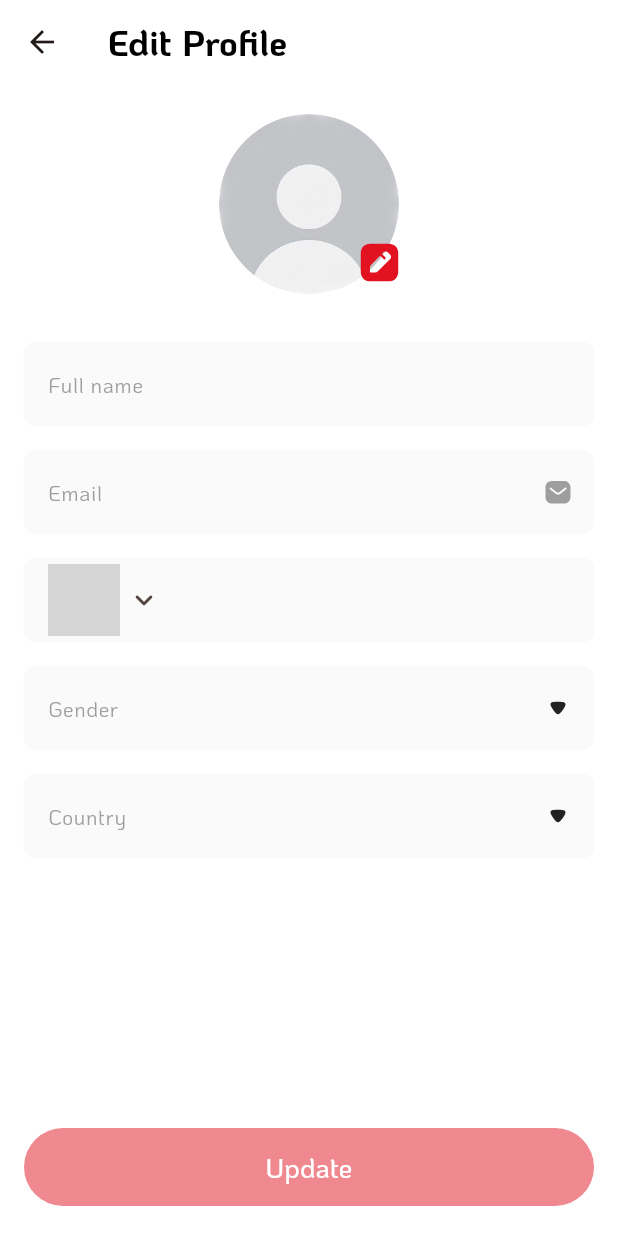
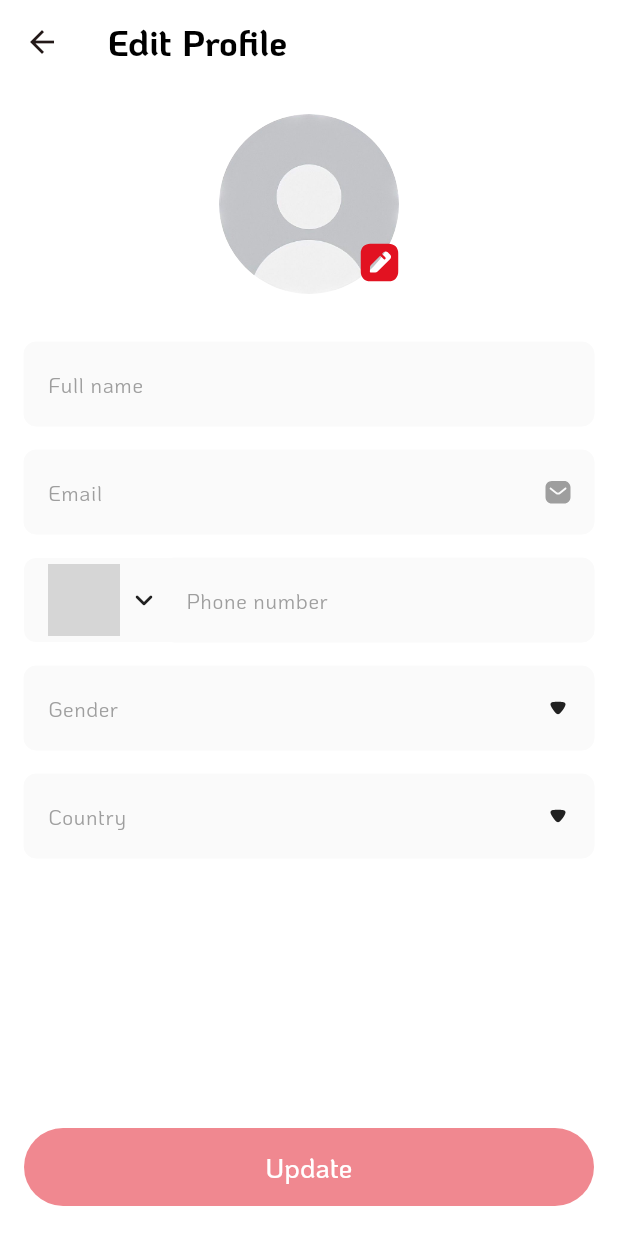
Before and after one commit to xbyl1234/movie-flutter-bloc, a Flutter app: the EditProfileScreen screen opened by its route, on a phone screen of 412 x 824 dp. Run offline on Flutter 3.47's test engine with Material 3 defaults, Android fonts, the phone set to English and light mode, and no system bars; our stand-ins replace bloc, dio, equatable, flutter_bloc, flutter_svg, freezed_annotation and 6 more; accounts and stored records are empty; generated files the repository leaves out were written again; network calls fail; grey boxes are pictures that could not be loaded.

Commit message:
UI edit profile

```diff
--- /dev/null
+++ b/lib/core/common/widgets/custom_phone_number.dart
@@ -0,0 +1,88 @@
+
+import 'package:flutter/material.dart';
+import 'package:flutter/services.dart';
+import 'package:flutter_svg/svg.dart';
+
+class CustomPhoneNumber extends StatelessWidget {
+  final String? hintText;
+  final String? label;
+  final String? error;
+  final String? initValue;
+  final Function(String value) onChanged;
+  final VoidCallback onSelectedCountry;
+  final List<TextInputFormatter>? inputFormatters;
+  final TextInputAction textInputAction;
+
+  const CustomPhoneNumber({
+    super.key,
+    this.label,
+    this.error,
+    this.initValue,
+    this.hintText,
+    required this.onChanged,
+    required this.onSelectedCountry,
+    this.inputFormatters,
+    this.textInputAction = TextInputAction.none,
+  });
+
+  @override
+  Widget build(BuildContext context) {
+    return Column(
+      crossAxisAlignment: CrossAxisAlignment.start,
+      children: [
+        if (label != null) ...[
+          Padding(
+            padding: const EdgeInsets.only(bottom: 8),
+            child: Text(
+              label!,
+              style: Theme.of(context).textTheme.titleMedium,
+            ),
+          ),
+        ],
+        Container(
+          decoration: BoxDecoration(
+              borderRadius: BorderRadius.circular(8), color: Color(0xffFAFAFA)),
+          child: Row(
+            children: [
+              InkWell(
+                onTap: () => onSelectedCountry.call,
+                child: Row(
+                  children: [
+                    Padding(
+                      padding: const EdgeInsets.only(left: 16, right: 4),
+                      child: SvgPicture.network('https://flagcdn.com/vn.svg'),
+                    ),
+                    Icon(Icons.keyboard_arrow_down_rounded)
+                  ],
+                ),
+              ),
+              Expanded(
+                child: TextFormField(
+                  initialValue: initValue,
+                  onChanged: (val) => onChanged(val),
+                  inputFormatters: inputFormatters,
+                  keyboardType: TextInputType.phone,
+                  maxLength: 10,
+                  decoration: InputDecoration(
+                      hintText: hintText, counterText: ''),
+                ),
+              ),
+            ],
+          ),
+        ),
+        if (error != null) ...[
+          Padding(
+            padding: const EdgeInsets.only(top: 4),
+            child: Text(
+              error!,
+              style: Theme.of(context).textTheme.labelSmall!.copyWith(
+                    color: Theme.of(context).colorScheme.error,
+                    fontSize: 12,
+                  ),
+            ),
+          ),
+        ],
+      ],
+    );
+  }
+}
--- a/lib/features/edit_profile/bloc/edit_profile_event.dart
+++ b/lib/features/edit_profile/bloc/edit_profile_event.dart
@@ -3,7 +3,7 @@ part of 'edit_profile_bloc.dart';
 @freezed
 class EditProfileEvent with _$EditProfileEvent {
   const factory EditProfileEvent.onUpdate() = _OnUpdate;
-  const factory EditProfileEvent.onChangeFullName(String text) = OnChangeFullName;
+  const factory EditProfileEvent.onChangeFullName(String text) = _OnChangeFullName;
   const factory EditProfileEvent.onChangeEmail(String text) = _OnChangeEmail;
   const factory EditProfileEvent.onChangePhoneNumber(String text) = _OnChangePhoneNumber;
   const factory EditProfileEvent.onChangeGender(String text) = _OnChangeGender;
--- a/lib/features/edit_profile/edit_profile_screen.dart
+++ b/lib/features/edit_profile/edit_profile_screen.dart
@@ -17,8 +17,9 @@ class EditProfileScreen extends StatelessWidget {
 
   @override
   Widget build(BuildContext context) {
+    final bloc = sl.get<EditProfileBloc>();
     return BlocProvider<EditProfileBloc>(
-      create: (context) => sl.get<EditProfileBloc>(),
+      create: (context) => bloc,
       child: Scaffold(
         appBar: CustomAppBar(
           title: S.of(context).title_edit_profile,
@@ -36,11 +37,11 @@ class EditProfileScreen extends StatelessWidget {
                   },
                 ),
               ),
-              FullNameInput(),
-              EmailInput(),
-              PhoneNumberInput(),
-              GenderInput(),
-              CountryInput(),
+              FullNameInput(bloc: bloc,),
+              EmailInput(bloc: bloc,),
+              PhoneNumberInput(bloc: bloc,),
+              GenderInput(bloc: bloc,),
+              CountryInput(bloc: bloc,),
             ],
           ),
         ),
@@ -51,7 +52,9 @@ class EditProfileScreen extends StatelessWidget {
               return CustomButton(
                 enable: state.enable,
                 btnText: S.of(context).btn_update,
-                action: () {},
+                action: () {
+                  Navigator.pop(context);
+                },
               );
             },
           ),
--- a/lib/features/edit_profile/widgets/country_input.dart
+++ b/lib/features/edit_profile/widgets/country_input.dart
@@ -3,10 +3,10 @@ import 'package:flutter_bloc/flutter_bloc.dart';
 import 'package:movie/core/common/widgets/custom_text_field.dart';
 import 'package:movie/features/edit_profile/bloc/edit_profile_bloc.dart';
 import '../../../core/common/translations/l10n.dart';
-import '../../../di/dependency_injection.dart';
 
 class CountryInput extends StatelessWidget {
-  const CountryInput({super.key});
+  final EditProfileBloc bloc;
+  const CountryInput({super.key, required this.bloc});
 
   @override
   Widget build(BuildContext context) {
@@ -19,9 +19,7 @@ class CountryInput extends StatelessWidget {
           actionRight: () {
             FocusManager.instance.primaryFocus?.unfocus();
           },
-          onChanged: (val) => sl
-              .get<EditProfileBloc>()
-              .add(EditProfileEvent.onChangeCountry(val)),
+          onChanged: (val) => bloc.add(EditProfileEvent.onChangeCountry(val)),
         );
       },
     );
--- a/lib/features/edit_profile/widgets/email_input.dart
+++ b/lib/features/edit_profile/widgets/email_input.dart
@@ -2,11 +2,11 @@ import 'package:flutter/material.dart';
 import 'package:flutter_bloc/flutter_bloc.dart';
 import '../../../core/common/translations/l10n.dart';
 import '../../../core/common/widgets/custom_text_field.dart';
-import '../../../di/dependency_injection.dart';
 import '../bloc/edit_profile_bloc.dart';
 
 class EmailInput extends StatelessWidget {
-  const EmailInput({super.key});
+  final EditProfileBloc bloc;
+  const EmailInput({super.key, required this.bloc});
 
   @override
   Widget build(BuildContext context) {
@@ -16,9 +16,7 @@ class EmailInput extends StatelessWidget {
           hintText: S.of(context).hint_text_email,
           keyboardType: TextInputType.emailAddress,
           icRight: 'assets/icons/ic_email.svg',
-          onChanged: (val) => sl
-              .get<EditProfileBloc>()
-              .add(EditProfileEvent.onChangeEmail(val)),
+          onChanged: (val) => bloc.add(EditProfileEvent.onChangeEmail(val)),
         );
       },
     );
--- a/lib/features/edit_profile/widgets/full_name_input.dart
+++ b/lib/features/edit_profile/widgets/full_name_input.dart
@@ -2,11 +2,11 @@ import 'package:flutter/material.dart';
 import 'package:flutter_bloc/flutter_bloc.dart';
 import 'package:movie/core/common/widgets/custom_text_field.dart';
 import '../../../core/common/translations/l10n.dart';
-import '../../../di/dependency_injection.dart';
 import '../bloc/edit_profile_bloc.dart';
 
 class FullNameInput extends StatelessWidget {
-  const FullNameInput({super.key});
+  final EditProfileBloc bloc;
+  const FullNameInput({super.key, required this.bloc});
 
   @override
   Widget build(BuildContext context) {
@@ -15,10 +15,9 @@ class FullNameInput extends StatelessWidget {
         return CustomTextField(
           hintText: S.of(context).hint_full_name,
           textCapitalization: TextCapitalization.words,
+          error: state.errFullName,
           maxLength: 55,
-          onChanged: (val) => sl
-              .get<EditProfileBloc>()
-              .add(EditProfileEvent.onChangeFullName(val)),
+          onChanged: (val) => bloc.add(EditProfileEvent.onChangeFullName(val)),
         );
       },
     );
--- a/lib/features/edit_profile/widgets/gender_input.dart
+++ b/lib/features/edit_profile/widgets/gender_input.dart
@@ -1,13 +1,12 @@
 import 'package:flutter/material.dart';
 import 'package:flutter_bloc/flutter_bloc.dart';
 import 'package:movie/core/common/widgets/custom_text_field.dart';
-
 import '../../../core/common/translations/l10n.dart';
-import '../../../di/dependency_injection.dart';
 import '../bloc/edit_profile_bloc.dart';
 
 class GenderInput extends StatelessWidget {
-  const GenderInput({super.key});
+  final EditProfileBloc bloc;
+  const GenderInput({super.key, required this.bloc});
 
   @override
   Widget build(BuildContext context) {
@@ -20,9 +19,7 @@ class GenderInput extends StatelessWidget {
           actionRight: () {
             FocusManager.instance.primaryFocus?.unfocus();
           },
-          onChanged: (val) => sl
-              .get<EditProfileBloc>()
-              .add(EditProfileEvent.onChangeGender(val)),
+          onChanged: (val) => bloc.add(EditProfileEvent.onChangeGender(val)),
         );
       },
     );
--- a/lib/features/edit_profile/widgets/phone_number_input.dart
+++ b/lib/features/edit_profile/widgets/phone_number_input.dart
@@ -1,38 +1,23 @@
 import 'package:flutter/material.dart';
 import 'package:flutter_bloc/flutter_bloc.dart';
-import 'package:flutter_svg/flutter_svg.dart';
-import 'package:movie/core/common/widgets/custom_text_field.dart';
-
 import '../../../core/common/translations/l10n.dart';
-import '../../../di/dependency_injection.dart';
+import '../../../core/common/widgets/custom_phone_number.dart';
 import '../bloc/edit_profile_bloc.dart';
 
 class PhoneNumberInput extends StatelessWidget {
-  const PhoneNumberInput({super.key});
+  final EditProfileBloc bloc;
+  const PhoneNumberInput({super.key, required this.bloc});
 
   @override
   Widget build(BuildContext context) {
     return BlocBuilder<EditProfileBloc, EditProfileState>(
       builder: (context, state) {
-        return CustomTextField(
+        return CustomPhoneNumber(
           hintText: S.of(context).hint_text_phone_number,
-          prefixWidget: InkWell(
-            onTap: () {
-              FocusManager.instance.primaryFocus?.unfocus();
-            },
-            child: Row(
-              children: [
-              Padding(
-                padding: const EdgeInsets.only(left: 16, right: 4),
-                child: SvgPicture.network('https://flagcdn.com/vn.svg'),
-              ),
-                Icon(Icons.keyboard_arrow_down_rounded)
-            ],),
-          ),
-          maxLength: 10,
-          onChanged: (val) => sl
-              .get<EditProfileBloc>()
-              .add(EditProfileEvent.onChangePhoneNumber(val)),
+          error: state.errPhoneNumber,
+          onChanged: (val) =>
+              bloc.add(EditProfileEvent.onChangePhoneNumber(val)),
+          onSelectedCountry: () {},
         );
       },
     );
--- a/lib/features/main/screens/profile/widgets/subcribe_premium.dart
+++ b/lib/features/main/screens/profile/widgets/subcribe_premium.dart
@@ -15,7 +15,7 @@ class SubscribePremium extends StatelessWidget {
         padding: const EdgeInsets.all(16),
         margin: const EdgeInsets.symmetric(horizontal: 16),
         decoration: BoxDecoration(
-            borderRadius: BorderRadius.circular(16),
+            borderRadius: BorderRadius.circular(24),
             border: Border.all(
                 color: Theme.of(context).colorScheme.primary, width: 1.5)),
         child: Row(
```
Also changed, not shown: lib/core/common/translations/intl/messages_vi.dart (+6 -6 lines), lib/core/common/translations/intl_vi.arb (+6 -6 lines), lib/features/edit_profile/bloc/edit_profile_bloc.dart (+24 -2 lines), lib/features/edit_profile/bloc/edit_profile_bloc.freezed.dart.
